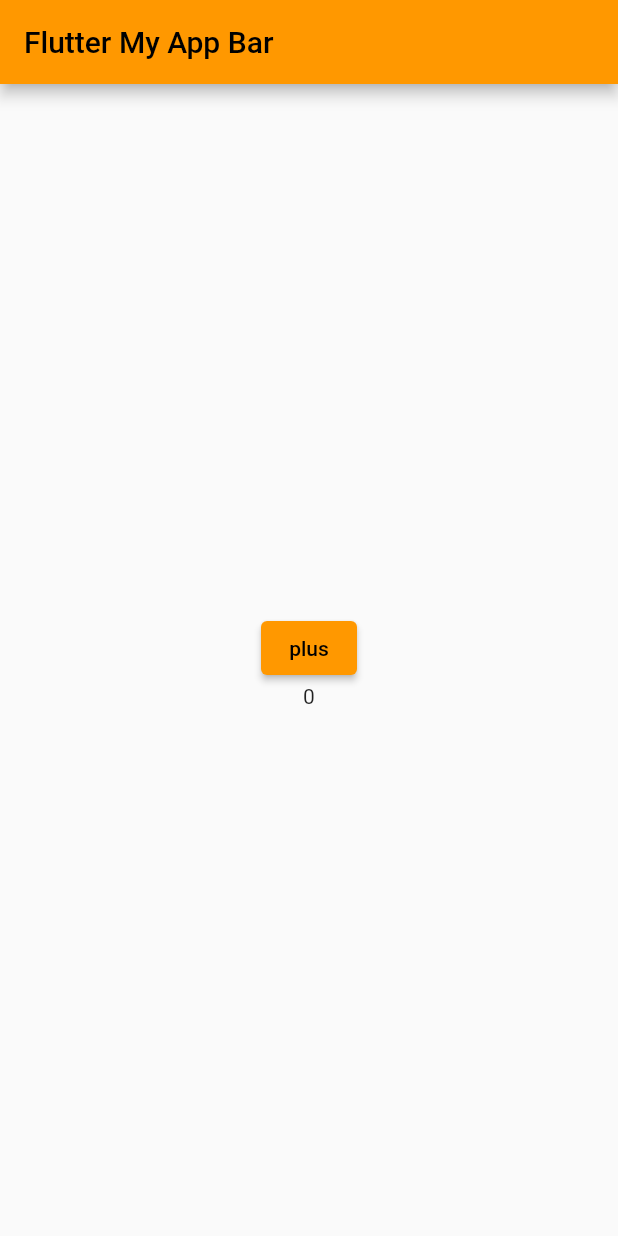
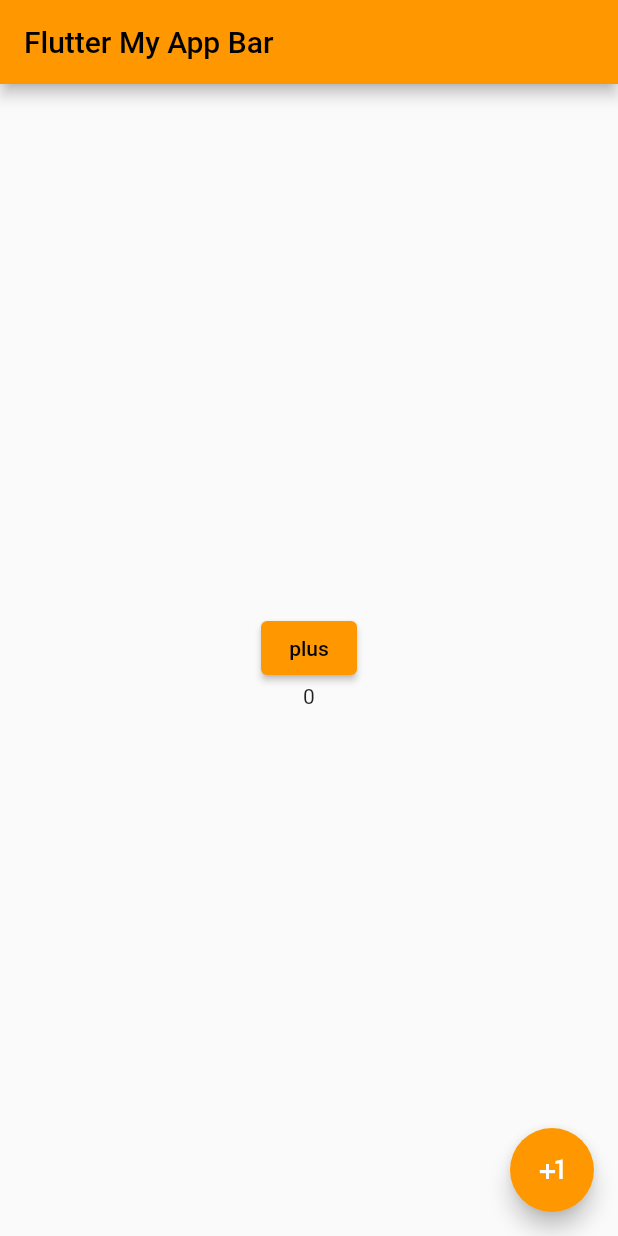
Before and after one commit to jjs1545/flutter_application_study, a Flutter app: the screen it shows after launch, on a phone screen of 412 x 824 dp. Run offline on Flutter 3.47's test engine with Material 2 defaults, Android fonts, the phone set to English and light mode, and no system bars.

Commit message:
Flutter floatingActionButton

```diff
--- a/lib/pages/my_home_page.dart
+++ b/lib/pages/my_home_page.dart
@@ -23,6 +23,19 @@
         title: const Text('Flutter My App Bar'),
       ),
 
+      /// Scaffold안의 속성 버튼 활용 -> 오른쪽 하단 버튼
+      floatingActionButton: FloatingActionButton(
+        onPressed: () {
+          setState(() {
+            count++;
+          });
+        },
+        child: const Icon(
+          Icons.plus_one,
+          color: Colors.white,
+        ),
+      ),
+
       /// 자주 사용되는 버튼 ElevatedButton, OutlinedButton, TextButton, GestureDetector
       body: Column(
         mainAxisAlignment: MainAxisAlignment.center,
```
